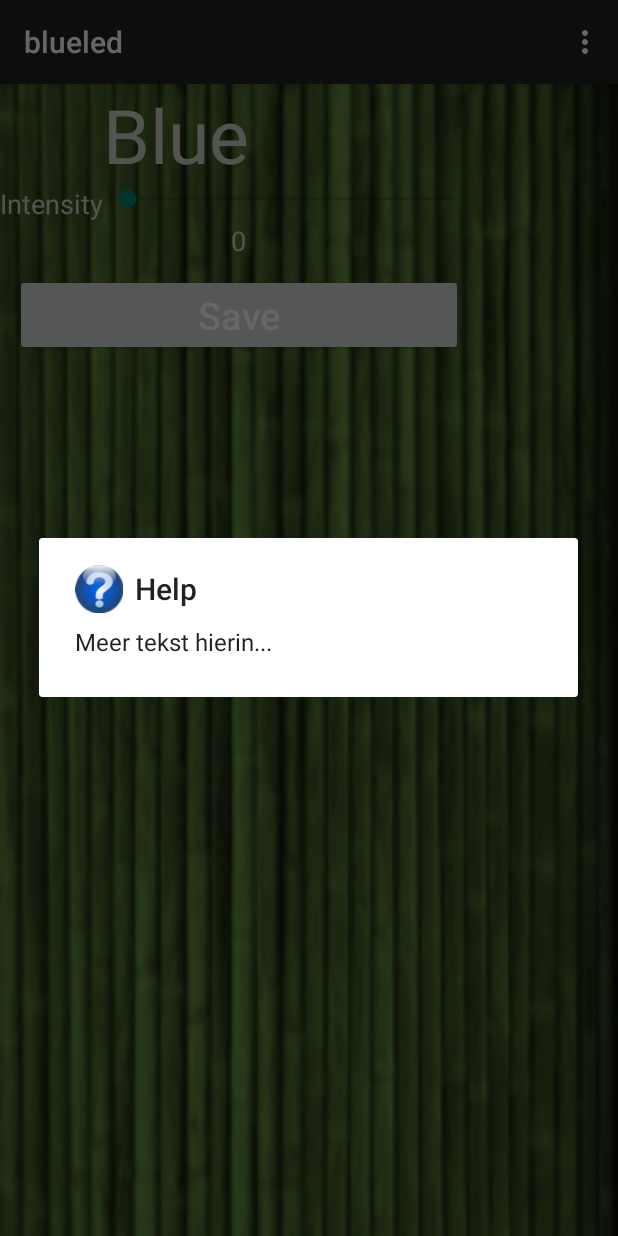
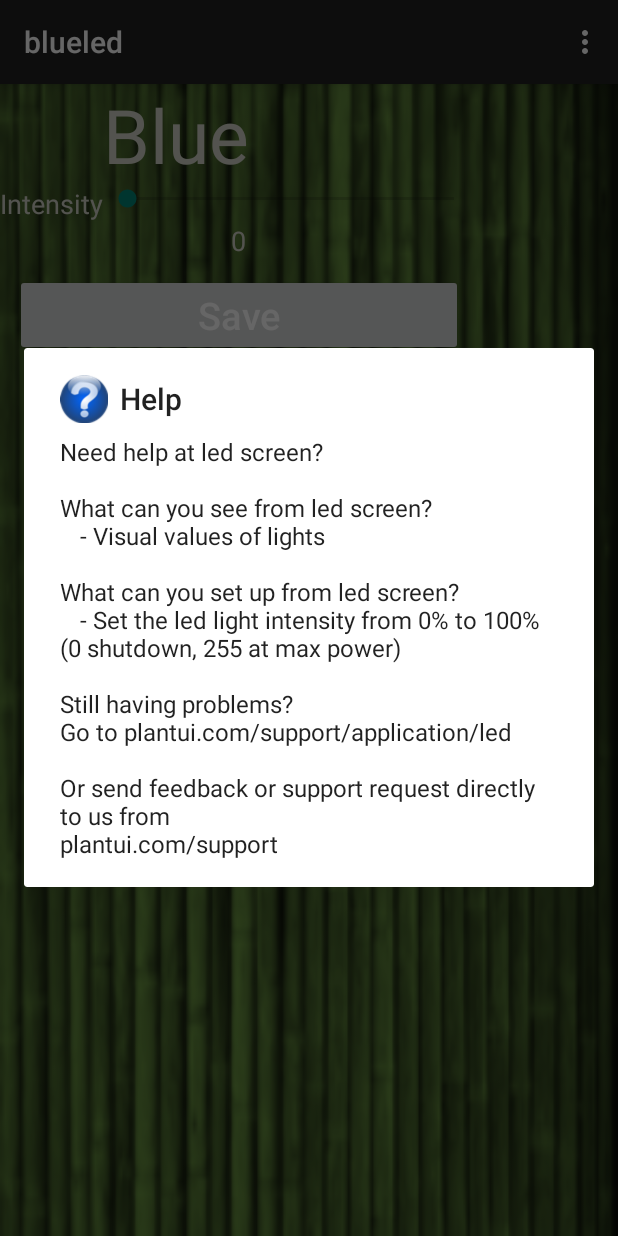
Before and after one commit to maassander/PlantuiApp, an Android app: the blueled screen opened directly, with no data from a screen before it, in the options menu, after a tap on "More Info", on a phone screen of 412 x 824 dp. Run offline under Robolectric (Android 15) with nearby library versions, the phone set to English and light mode, and no system bars.

Commit message:
Help button texts

```diff
--- a/app/src/main/java/ap/plantuiapp/blueled.java
+++ b/app/src/main/java/ap/plantuiapp/blueled.java
@@ -70,7 +70,19 @@ public class blueled extends ActionBarActivity implements View.OnClickListener{
         //noinspection SimplifiableIfStatement
         if (id == R.id.action_settings) {
             final AlertDialog.Builder alert = new AlertDialog.Builder(blueled.this);
-            alert.setMessage("Meer tekst hierin...");
+            alert.setMessage("Need help at led screen?\n" +
+                    "\n" +
+                    "What can you see from led screen?\n" +
+                    "\t- Visual values of lights\n" +
+                    "\n" +
+                    "What can you set up from led screen?\n" +
+                    "\t- Set the led light intensity from 0% to 100% (0 shutdown, 255 at max power)\n" +
+                    "\n" +
+                    "Still having problems?\n" +
+                    "Go to plantui.com/support/application/led\n" +
+                    "\n" +
+                    "Or send feedback or support request directly to us from\n" +
+                    "plantui.com/support");
             alert.setTitle("Help");
             alert.setIcon(R.drawable.help);
             alert.create();
```
Also changed, not shown: app/src/main/java/ap/plantuiapp/MainActivity.java (+15 -1 lines), app/src/main/java/ap/plantuiapp/bluetooth.java (+14 -1 lines), app/src/main/java/ap/plantuiapp/greenled.java (+13 -1 lines), app/src/main/java/ap/plantuiapp/redled.java (+13 -1 lines), app/src/main/java/ap/plantuiapp/timermenu.java (+14 -1 lines).
